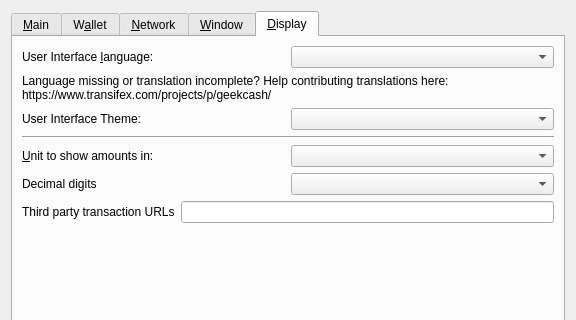
The window that src/qt/forms/optionsdialog.ui (blazegeek/blaze) describes before a commit, drawn with Qt 5; both pictures show x 0 to 576 and y 0 to 320 of the 576 by 463 pixel window.
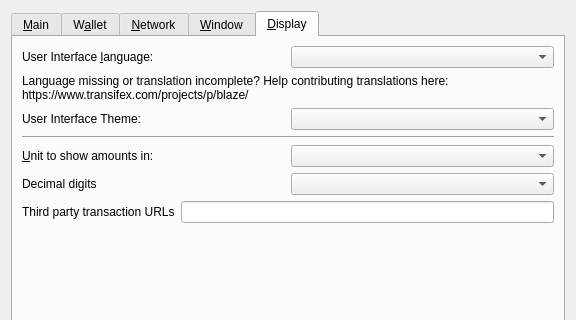
The same window after the commit. The open tabs and pages were chosen to show the change. Custom widgets are drawn as their Qt base class.

Commit message: Handles renaming for UI files

```diff
--- a/src/qt/forms/optionsdialog.ui
+++ b/src/qt/forms/optionsdialog.ui
@@ -713,7 +713,7 @@
          </property>
          <property name="text">
           <string>Language missing or translation incomplete? Help contributing translations here:
-https://www.transifex.com/projects/p/geekcash/</string>
+https://www.transifex.com/projects/p/blaze/</string>
          </property>
          <property name="wordWrap">
           <bool>true</bool>
```
The commit also changes 3 other files.
